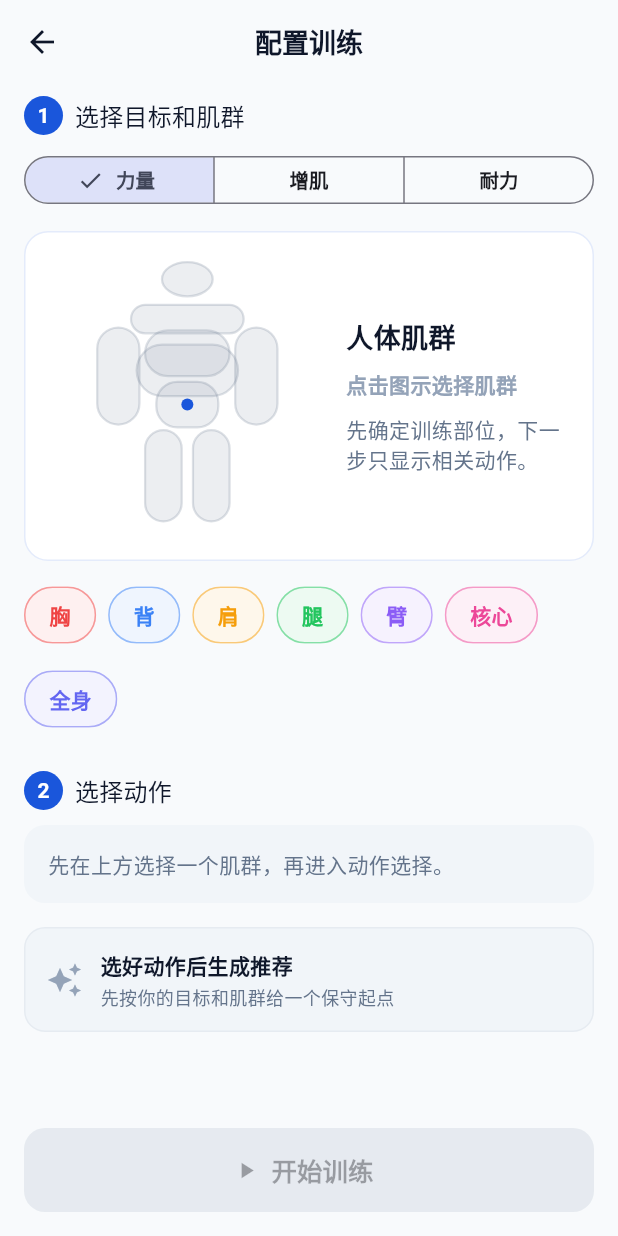
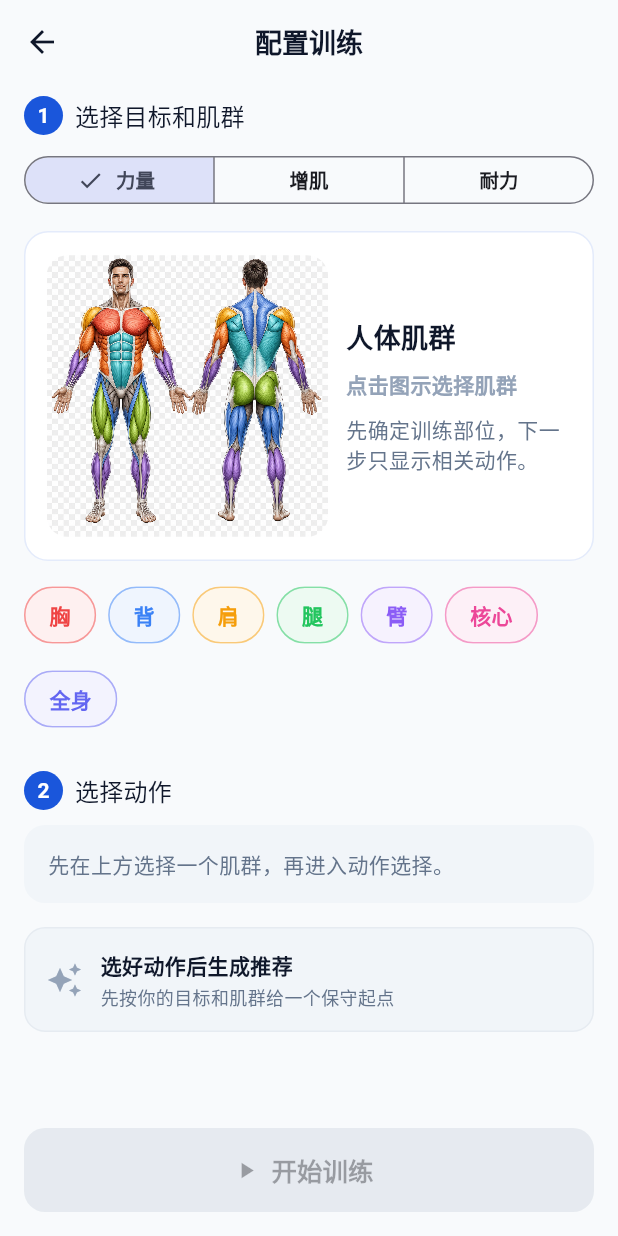
Before and after one commit to coolboylcy/RepLog, a Flutter app: the WorkoutSetupPage screen opened directly, after a tap on "力量", on a phone screen of 412 x 824 dp. Run offline on Flutter 3.47's test engine with Material 3 defaults, Android fonts, the phone set to English and light mode, and no system bars; our stand-ins replace shared_preferences, sqflite; accounts and stored records are empty; generated files the repository leaves out were written again.

Commit message:
Polish workout assets and session flow

```diff
--- a/lib/pages/workout_setup_page.dart
+++ b/lib/pages/workout_setup_page.dart
@@ -466,9 +466,14 @@ class _MuscleMapCard extends StatelessWidget {
         children: [
           Expanded(
             flex: 5,
-            child: AnatomyMuscleMap(
-              selectedGroup: selectedMuscleGroup,
-              onSelected: onSelected,
+            child: Center(
+              child: AspectRatio(
+                aspectRatio: 1,
+                child: AnatomyMuscleMap(
+                  selectedGroup: selectedMuscleGroup,
+                  onSelected: onSelected,
+                ),
+              ),
             ),
           ),
           const SizedBox(width: 12),
--- a/lib/widgets/anatomy_muscle_map.dart
+++ b/lib/widgets/anatomy_muscle_map.dart
@@ -15,124 +15,114 @@ class AnatomyMuscleMap extends StatelessWidget {
   Widget build(BuildContext context) {
     return LayoutBuilder(
       builder: (context, constraints) {
-        return GestureDetector(
-          behavior: HitTestBehavior.opaque,
-          onTapUp: (details) {
-            final size = Size(constraints.maxWidth, constraints.maxHeight);
-            final group = _hitTest(details.localPosition, size);
-            if (group != null) onSelected(group);
-          },
-          child: CustomPaint(
-            painter: _AnatomyPainter(selectedGroup),
-            size: Size.infinite,
+        return ClipRRect(
+          borderRadius: BorderRadius.circular(14),
+          child: Stack(
+            fit: StackFit.expand,
+            children: [
+              Image.asset(
+                'assets/images/anatomy_muscle_map.png',
+                fit: BoxFit.contain,
+                filterQuality: FilterQuality.high,
+              ),
+              ..._zones.map(
+                (zone) => _HitZone(
+                  zone: zone,
+                  size: Size(constraints.maxWidth, constraints.maxHeight),
+                  selected: selectedGroup == zone.group ||
+                      selectedGroup == 'full_body',
+                  onTap: () => onSelected(zone.group),
+                ),
+              ),
+              if (selectedGroup != null)
+                Positioned(
+                  right: 8,
+                  top: 8,
+                  child: DecoratedBox(
+                    decoration: BoxDecoration(
+                      color: AppColors.forMuscleGroup(selectedGroup!)
+                          .withValues(alpha: 0.92),
+                      borderRadius: BorderRadius.circular(999),
+                    ),
+                    child: const Padding(
+                      padding:
+                          EdgeInsets.symmetric(horizontal: 10, vertical: 5),
+                      child: Text(
+                        '已选择',
+                        style: TextStyle(
+                          color: Colors.white,
+                          fontSize: 11,
+                          fontWeight: FontWeight.w800,
+                        ),
+                      ),
+                    ),
+                  ),
+                ),
+            ],
           ),
         );
       },
     );
   }
+}
 
-  String? _hitTest(Offset point, Size size) {
-    final w = size.width;
-    final h = size.height;
-    final x = point.dx / w;
-    final y = point.dy / h;
+class _HitZone extends StatelessWidget {
+  final _MuscleZone zone;
+  final Size size;
+  final bool selected;
+  final VoidCallback onTap;
 
-    if (y < 0.25 && x > 0.34 && x < 0.66) return 'shoulders';
-    if (y >= 0.25 && y < 0.43 && x > 0.34 && x < 0.66) return 'chest';
-    if (y >= 0.32 && y < 0.58 && x > 0.28 && x < 0.72) return 'back';
-    if (y >= 0.42 && y < 0.62 && x > 0.38 && x < 0.62) return 'core';
-    if (y >= 0.24 && y < 0.58 && (x <= 0.34 || x >= 0.66)) return 'arms';
-    if (y >= 0.60 && x > 0.33 && x < 0.67) return 'legs';
-    if (y >= 0.58 && (x <= 0.33 || x >= 0.67)) return 'full_body';
-    return null;
+  const _HitZone({
+    required this.zone,
+    required this.size,
+    required this.selected,
+    required this.onTap,
+  });
+
+  @override
+  Widget build(BuildContext context) {
+    return Positioned(
+      left: zone.rect.left * size.width,
+      top: zone.rect.top * size.height,
+      width: zone.rect.width * size.width,
+      height: zone.rect.height * size.height,
+      child: GestureDetector(
+        behavior: HitTestBehavior.translucent,
+        onTap: onTap,
+        child: AnimatedContainer(
+          duration: const Duration(milliseconds: 160),
+          decoration: BoxDecoration(
+            color: selected
+                ? AppColors.forMuscleGroup(zone.group).withValues(alpha: 0.18)
+                : Colors.transparent,
+            borderRadius: BorderRadius.circular(999),
+            border: selected
+                ? Border.all(
+                    color: AppColors.forMuscleGroup(zone.group),
+                    width: 1.4,
+                  )
+                : null,
+          ),
+        ),
+      ),
+    );
   }
 }
 
-class _AnatomyPainter extends CustomPainter {
-  final String? selectedGroup;
+class _MuscleZone {
+  final String group;
+  final Rect rect;
 
-  _AnatomyPainter(this.selectedGroup);
+  const _MuscleZone(this.group, this.rect);
+}
 
-  @override
-  void paint(Canvas canvas, Size size) {
-    final basePaint = Paint()
-      ..color = AppColors.textSecondary.withValues(alpha: 0.12)
-      ..style = PaintingStyle.fill;
-    final linePaint = Paint()
-      ..color = AppColors.textSecondary.withValues(alpha: 0.22)
-      ..style = PaintingStyle.stroke
-      ..strokeWidth = 1.5;
-
-    Rect r(double left, double top, double width, double height) =>
-        Rect.fromLTWH(
-          size.width * left,
-          size.height * top,
-          size.width * width,
-          size.height * height,
-        );
-
-    void drawPart(String group, RRect shape) {
-      final selected = selectedGroup == group ||
-          (selectedGroup == 'full_body' && group != 'core');
-      final color = AppColors.forMuscleGroup(
-        selectedGroup == 'full_body' ? 'full_body' : group,
-      );
-      canvas.drawRRect(
-        shape,
-        Paint()
-          ..color = selected ? color.withValues(alpha: 0.76) : basePaint.color
-          ..style = PaintingStyle.fill,
-      );
-      canvas.drawRRect(shape, linePaint);
-    }
-
-    canvas.drawOval(r(0.41, 0.03, 0.18, 0.12), basePaint);
-    canvas.drawOval(r(0.41, 0.03, 0.18, 0.12), linePaint);
-
-    drawPart(
-        'shoulders',
-        RRect.fromRectAndRadius(
-            r(0.30, 0.18, 0.40, 0.10), const Radius.circular(18)));
-    drawPart(
-        'chest',
-        RRect.fromRectAndRadius(
-            r(0.35, 0.27, 0.30, 0.16), const Radius.circular(18)));
-    drawPart(
-        'back',
-        RRect.fromRectAndRadius(
-            r(0.32, 0.32, 0.36, 0.18), const Radius.circular(18)));
-    drawPart(
-        'core',
-        RRect.fromRectAndRadius(
-            r(0.39, 0.45, 0.22, 0.16), const Radius.circular(14)));
-    drawPart(
-        'arms',
-        RRect.fromRectAndRadius(
-            r(0.18, 0.26, 0.15, 0.34), const Radius.circular(18)));
-    drawPart(
-        'arms',
-        RRect.fromRectAndRadius(
-            r(0.67, 0.26, 0.15, 0.34), const Radius.circular(18)));
-    drawPart(
-        'legs',
-        RRect.fromRectAndRadius(
-            r(0.35, 0.62, 0.13, 0.32), const Radius.circular(18)));
-    drawPart(
-        'legs',
-        RRect.fromRectAndRadius(
-            r(0.52, 0.62, 0.13, 0.32), const Radius.circular(18)));
-
-    final highlight = selectedGroup == null
-        ? AppColors.primary
-        : AppColors.forMuscleGroup(selectedGroup!);
-    canvas.drawCircle(
-      Offset(size.width * 0.50, size.height * 0.53),
-      4,
-      Paint()..color = highlight,
-    );
-  }
-
-  @override
-  bool shouldRepaint(covariant _AnatomyPainter oldDelegate) =>
-      oldDelegate.selectedGroup != selectedGroup;
-}
+const _zones = [
+  _MuscleZone('shoulders', Rect.fromLTWH(0.12, 0.16, 0.78, 0.13)),
+  _MuscleZone('chest', Rect.fromLTWH(0.09, 0.21, 0.33, 0.19)),
+  _MuscleZone('back', Rect.fromLTWH(0.57, 0.18, 0.34, 0.30)),
+  _MuscleZone('arms', Rect.fromLTWH(0.02, 0.25, 0.22, 0.35)),
+  _MuscleZone('arms', Rect.fromLTWH(0.76, 0.24, 0.22, 0.36)),
+  _MuscleZone('core', Rect.fromLTWH(0.18, 0.35, 0.22, 0.22)),
+  _MuscleZone('legs', Rect.fromLTWH(0.14, 0.55, 0.30, 0.38)),
+  _MuscleZone('legs', Rect.fromLTWH(0.58, 0.53, 0.30, 0.41)),
+];
--- a/pubspec.yaml
+++ b/pubspec.yaml
@@ -1,7 +1,7 @@
 name: replog
 description: RepLog - 力量训练记录应用
 publish_to: 'none'
-version: 1.0.0+5
+version: 1.0.0+6
 
 environment:
   sdk: '>=3.2.0 <4.0.0'
@@ -25,3 +25,6 @@ dev_dependencies:
 flutter:
   uses-material-design: true
   generate: true
+  assets:
+    - assets/images/anatomy_muscle_map.png
+    - assets/images/exercise_demo_atlas.png
```
Also changed, not shown: lib/pages/session_page.dart (+88 -86 lines), lib/widgets/exercise_demo.dart (+85 -109 lines), lib/widgets/set_input_panel.dart (+54 -22 lines), assets/images/anatomy_muscle_map.png (added), assets/images/exercise_demo_atlas.png (added).
